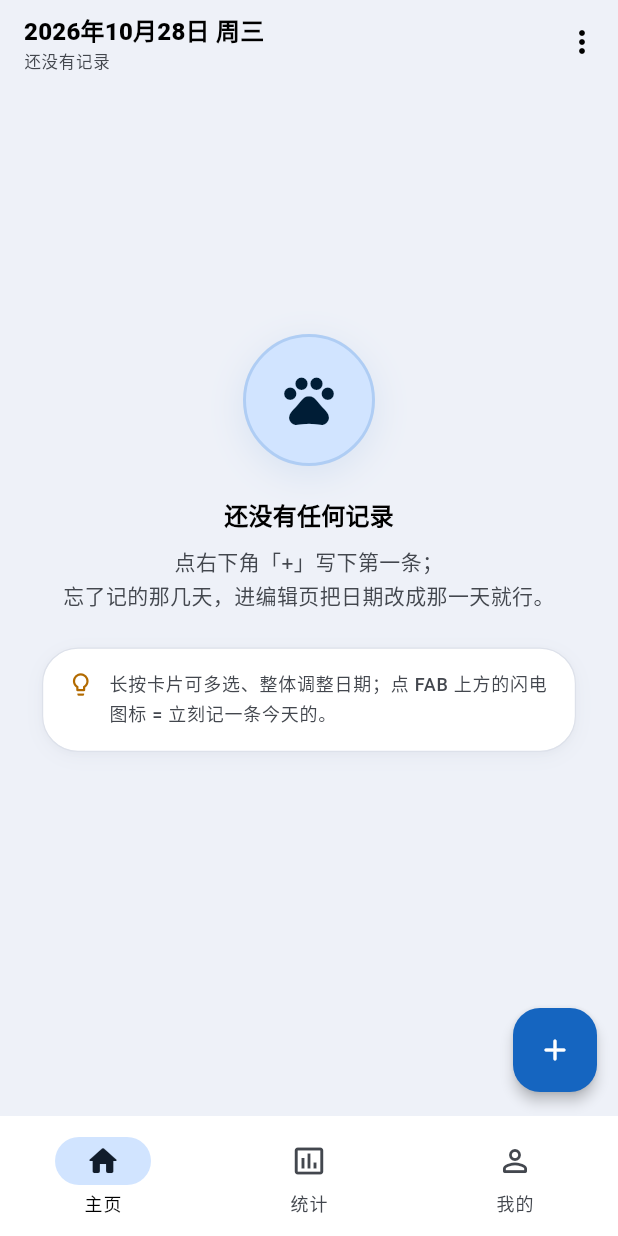
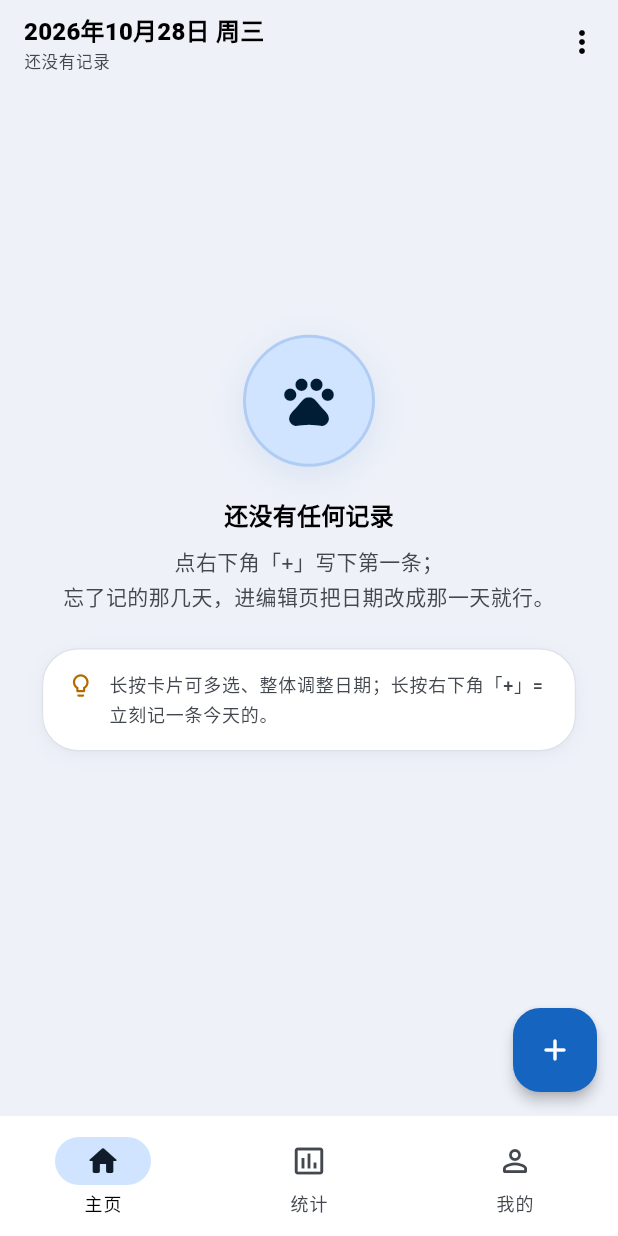
Before and after one commit to rpniu/vestige, a Flutter app: the screen it shows after launch, on a phone screen of 412 x 824 dp. Run offline on Flutter 3.47's test engine with Material 3 defaults, Android fonts, the phone set to English and light mode, and no system bars; our stand-ins replace drift, fl_chart, flex_color_scheme, flutter_riverpod, go_router, package_info_plus and 1 more; missing offline and left inert: file_selector, flutter_file_dialog; accounts and stored records are empty; generated files the repository leaves out were written again.

Commit message:
fix(home): 空态文案指向现有入口，多选候选集按需计算
空态那句「点 FAB 上方的闪电图标」指向的按钮 2026-10-27 已并入「+」的长
按，用户会对着不存在的图标找。改为直接说「长按右下角『+』」。

候选集（当前可见全部 id）原先每次 build 都构建，非多选态下它没有任何消
费者 —— 剪枝只在勾选集非空时才可能命中，而勾选集非空必然意味着多选态
已开。几千行记录时这是一次无谓的全量哈希分配，改为仅多选态计算。

```diff
--- a/lib/presentation/screens/home_screen.dart
+++ b/lib/presentation/screens/home_screen.dart
@@ -163,7 +163,12 @@ class _HomeScreenState extends ConsumerState<HomeScreen> {
     //
     // 候选集 = 「当前屏幕上看得见的这些」。它同时是三态全选框的判据和剪枝的依据 ——
     // 勾选集必须始终是候选集的子集，否则「移入回收站」会删掉用户没看见的记录。
-    final candidates = _selectableIdsOf(rows);
+    //
+    // 只在多选态里算：非多选态下它没有任何消费者（剪枝只在勾选集非空时才可能命中，
+    // 而勾选集非空必然意味着多选态已开），为几千行记录白建一个 Set 不值。
+    final candidates = _selectionMode
+        ? _selectableIdsOf(rows)
+        : const <String>{};
 
     // 记录被删掉、或被标签筛掉之后，把失效的勾选清掉。
     // 放在 build 里而不是写数据的地方：候选集是**派生**的，只有 build 知道它现在是什么。
@@ -1981,11 +1986,12 @@ class _EmptyState extends StatelessWidget {
                 const SizedBox(width: 10),
                 Expanded(
                   child: Text(
-                    // 文案必须指向**现在真实存在**的入口（2026-10-27 审查 m-001）：
-                    // 「长按 + 」那个手势 2026-09-28 已随 FAB 长按方案一起移除，
-                    // 原文案会让用户对着按钮长按、然后以为功能坏了。
+                    // 文案必须指向**现在真实存在**的入口（2026-10-27 审查 m-001，
+                    // 2026-10-28 复核）：两句都曾指向已删除的图标 ——
+                    // 先是「长按 + 」的旧方案，后是「FAB 上方的闪电图标」。
+                    // 现在「速记」是「+」的长按（见 _NewRecordButton）。
                     '长按卡片可多选、整体调整日期；'
-                    '点 FAB 上方的闪电图标 = 立刻记一条今天的。',
+                    '长按右下角「+」= 立刻记一条今天的。',
                     style: theme.textTheme.labelMedium?.copyWith(
                       color: scheme.onSurfaceVariant,
                       height: 1.55,
```
